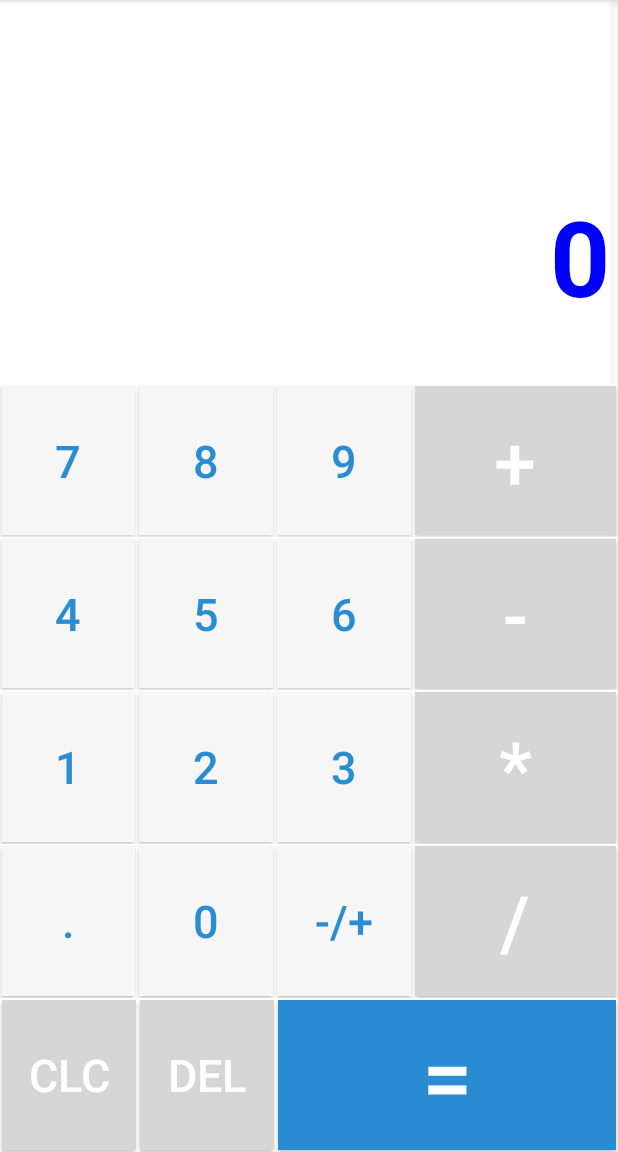
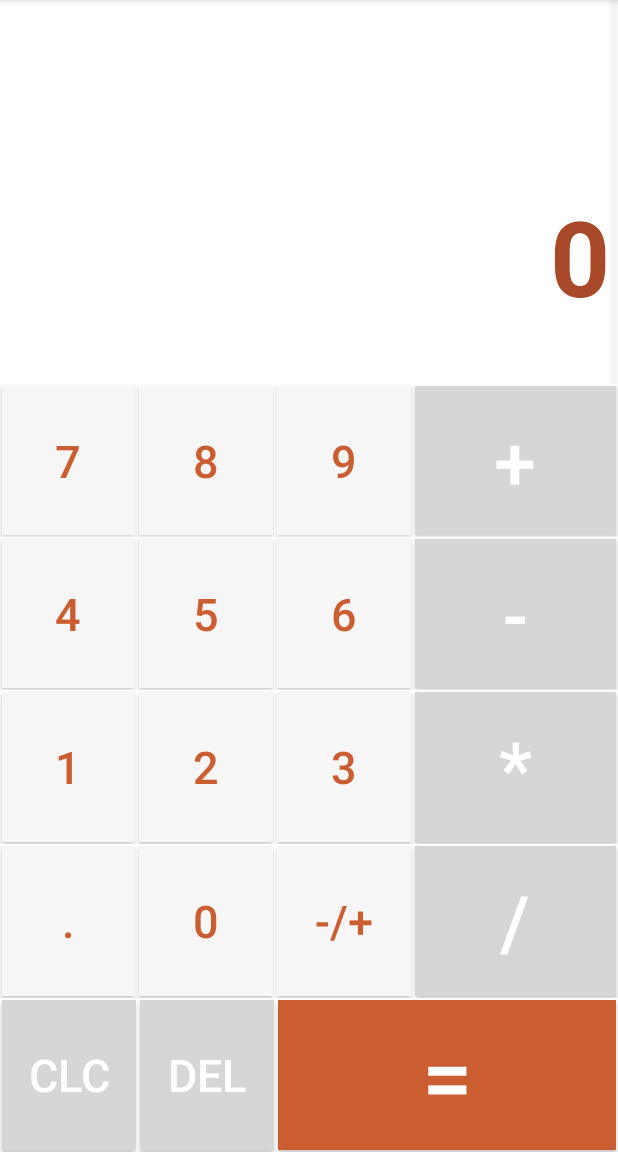
Before and after one commit to carlos727/Calculadora, an Android app: the screen it shows after launch (MainActivity), on a phone screen of 412 x 824 dp, the part 84-1236 px from its top. Run offline under Robolectric (Android 15) with nearby library versions, the phone set to English and light mode, and no system bars.

Commit message:
Final Version

```diff
--- a/app/src/main/res/layout/activity_main.xml
+++ b/app/src/main/res/layout/activity_main.xml
@@ -15,7 +15,7 @@
         android:background="@color/white"
         android:textSize="30sp"
         android:textStyle="bold"
-        android:textColor="@color/blue_ligth"
+        android:textColor="@color/orange_ligth"
         android:layout_marginRight="5dp"
         android:maxLines="1" />
 
@@ -29,7 +29,7 @@
         android:background="@color/white"
         android:textSize="70sp"
         android:textStyle="bold"
-        android:textColor="@color/blue"
+        android:textColor="@color/orange"
         android:layout_marginRight="5dp"
         android:maxLines="1" />
 
@@ -56,7 +56,7 @@
                 android:textSize="30sp"
                 android:onClick="WriteNumber"
                 android:background="@color/gray_ligth"
-                android:textColor="@color/blue_ligth"
+                android:textColor="@color/orange_ligth"
                 android:layout_margin="1dp" />
 
             <Button
@@ -68,7 +68,7 @@
                 android:textSize="30sp"
                 android:onClick="WriteNumber"
                 android:background="@color/gray_ligth"
-                android:textColor="@color/blue_ligth"
+                android:textColor="@color/orange_ligth"
                 android:layout_margin="1dp" />
 
             <Button
@@ -80,7 +80,7 @@
                 android:textSize="30sp"
                 android:onClick="WriteNumber"
                 android:background="@color/gray_ligth"
-                android:textColor="@color/blue_ligth"
+                android:textColor="@color/orange_ligth"
                 android:layout_margin="1dp" />
 
             <Button
@@ -111,7 +111,7 @@
                 android:textSize="30sp"
                 android:onClick="WriteNumber"
                 android:background="@color/gray_ligth"
-                android:textColor="@color/blue_ligth"
+                android:textColor="@color/orange_ligth"
                 android:layout_margin="1dp" />
 
             <Button
@@ -123,7 +123,7 @@
                 android:textSize="30sp"
                 android:onClick="WriteNumber"
                 android:background="@color/gray_ligth"
-                android:textColor="@color/blue_ligth"
+                android:textColor="@color/orange_ligth"
                 android:layout_margin="1dp" />
 
             <Button
@@ -135,7 +135,7 @@
                 android:textSize="30sp"
                 android:onClick="WriteNumber"
                 android:background="@color/gray_ligth"
-                android:textColor="@color/blue_ligth"
+                android:textColor="@color/orange_ligth"
                 android:layout_margin="1dp" />
 
             <Button
@@ -167,7 +167,7 @@
                 android:textSize="30sp"
                 android:onClick="WriteNumber"
                 android:background="@color/gray_ligth"
-                android:textColor="@color/blue_ligth"
+                android:textColor="@color/orange_ligth"
                 android:layout_margin="1dp" />
 
             <Button
@@ -179,7 +179,7 @@
                 android:textSize="30sp"
                 android:onClick="WriteNumber"
                 android:background="@color/gray_ligth"
-                android:textColor="@color/blue_ligth"
+                android:textColor="@color/orange_ligth"
                 android:layout_margin="1dp" />
 
             <Button
@@ -191,7 +191,7 @@
                 android:textSize="30sp"
                 android:onClick="WriteNumber"
                 android:background="@color/gray_ligth"
-                android:textColor="@color/blue_ligth"
+                android:textColor="@color/orange_ligth"
                 android:layout_margin="1dp" />
 
             <Button
@@ -223,7 +223,7 @@
                 android:textSize="30sp"
                 android:onClick="WriteNumber"
                 android:background="@color/gray_ligth"
-                android:textColor="@color/blue_ligth"
+                android:textColor="@color/orange_ligth"
                 android:layout_margin="1dp" />
 
             <Button
@@ -235,7 +235,7 @@
                 android:textSize="30sp"
                 android:onClick="WriteNumber"
                 android:background="@color/gray_ligth"
-                android:textColor="@color/blue_ligth"
+                android:textColor="@color/orange_ligth"
                 android:layout_margin="1dp" />
 
             <Button
@@ -247,7 +247,7 @@
                 android:textSize="30sp"
                 android:onClick="negative"
                 android:background="@color/gray_ligth"
-                android:textColor="@color/blue_ligth"
+                android:textColor="@color/orange_ligth"
                 android:layout_margin="1dp" />
 
             <Button
@@ -302,7 +302,7 @@
                 android:textSize="60sp"
                 android:layout_weight="2.5"
                 android:textColor="@color/white"
-                android:background="@color/blue_ligth"
+                android:background="@color/orange_ligth"
                 android:onClick="solveExpression"
                 android:layout_margin="1dp" />
         </LinearLayout>
--- a/app/src/main/res/values/colors.xml
+++ b/app/src/main/res/values/colors.xml
@@ -8,4 +8,6 @@
     <color name="white">#FFF</color>
     <color name="gray">#FFD6D6D6</color>
     <color name="gray_ligth">#FFF6F6F6</color>
+    <color name="orange">#a84929</color>
+    <color name="orange_ligth">#cb5e31</color>
 </resources>
```
Also changed, not shown: app/src/main/java/com/uninorte/calculadora/MainActivity.java (+14 -21 lines), app/src/main/res/drawable-hdpi/ic_launcher.png, app/src/main/res/drawable-mdpi/ic_launcher.png, app/src/main/res/drawable-xhdpi/ic_launcher.png, app/src/main/res/drawable-xxhdpi/ic_launcher.png.
